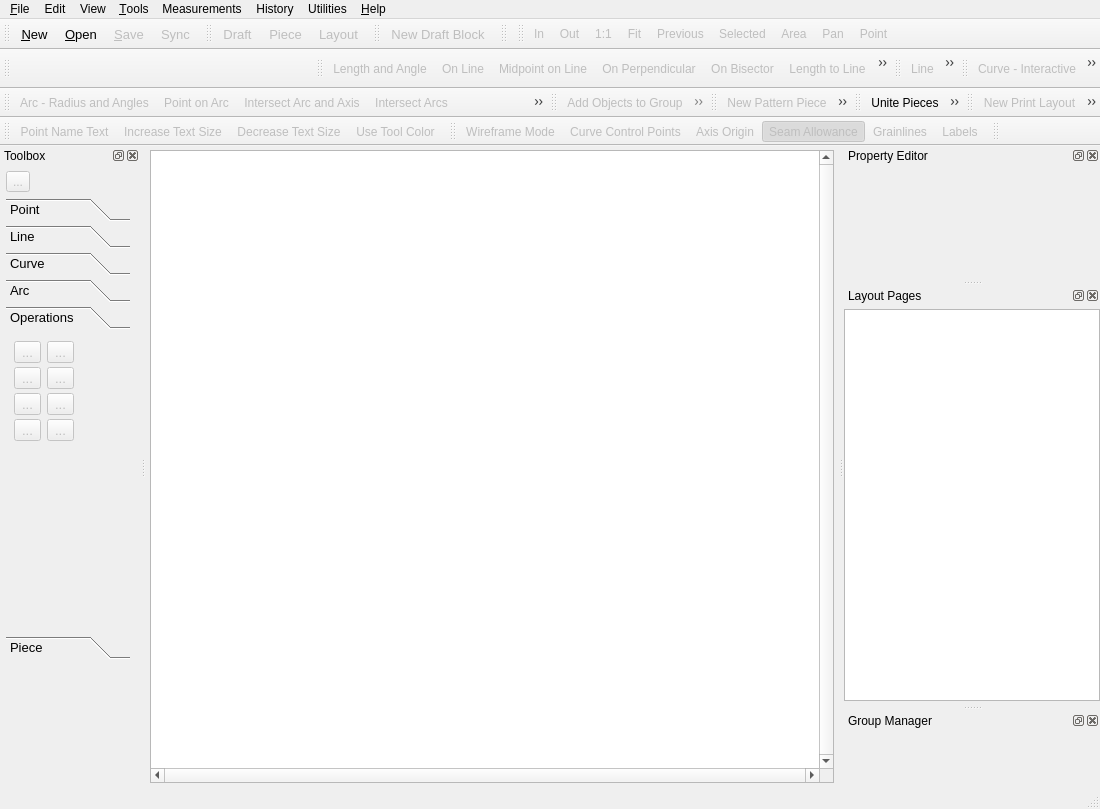
FashionFreedom/Seamly2D, file src/app/seamly2d/mainwindow.ui: the form before one commit.
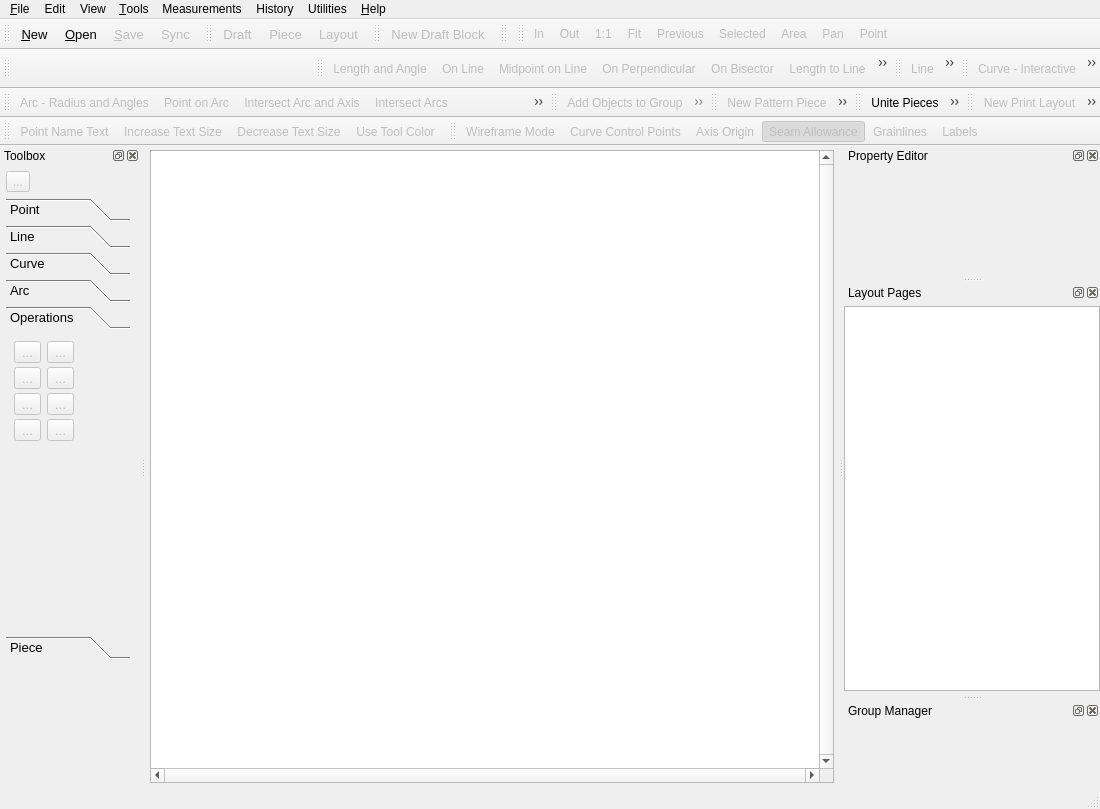
The form after the commit. Icons and pictures are not drawn. Custom widgets are drawn as their Qt base class.

Commit message:
feat: Image_toobar has been removed
"MainWindow::handleImageSelected" has been kept for the future development of this feature

```diff
--- a/src/app/seamly2d/mainwindow.ui
+++ b/src/app/seamly2d/mainwindow.ui
@@ -451,7 +451,7 @@
    <property name="minimumSize">
     <size>
      <width>220</width>
-     <height>113</height>
+     <height>127</height>
     </size>
    </property>
    <property name="allowedAreas">
@@ -539,7 +539,7 @@
    <property name="minimumSize">
     <size>
      <width>220</width>
-     <height>40</height>
+     <height>46</height>
     </size>
    </property>
    <property name="toolTip">
@@ -2581,20 +2581,6 @@
    <addaction name="toggleGrainLines_Action"/>
    <addaction name="toggleLabels_Action"/>
   </widget>
-  <widget class="QToolBar" name="image_ToolBar">
-   <property name="enabled">
-    <bool>false</bool>
-   </property>
-   <property name="windowTitle">
-    <string>toolBar</string>
-   </property>
-   <attribute name="toolBarArea">
-    <enum>TopToolBarArea</enum>
-   </attribute>
-   <attribute name="toolBarBreak">
-    <bool>false</bool>
-   </attribute>
-  </widget>
   <action name="actionNew">
    <property name="icon">
     <iconset resource="../../libs/vmisc/share/resources/theme.qrc">
```
Left out of the diff: 33 changed lines with no effect on the pictures. The commit also changes 6 other files.
